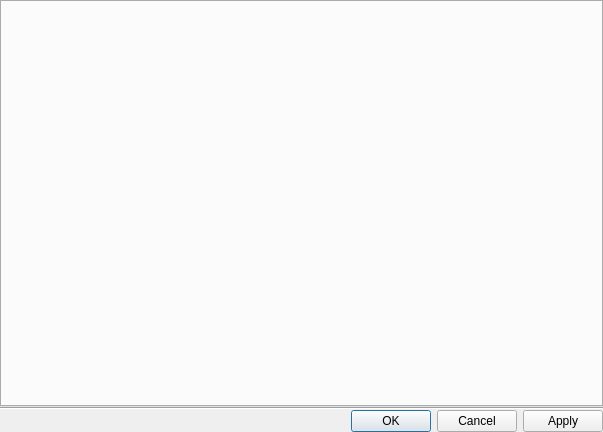
Above: client/src/ui/dialogs/system_administration_dialog.ui from networkoptix/nx_open before the change. Below: the same form after it.
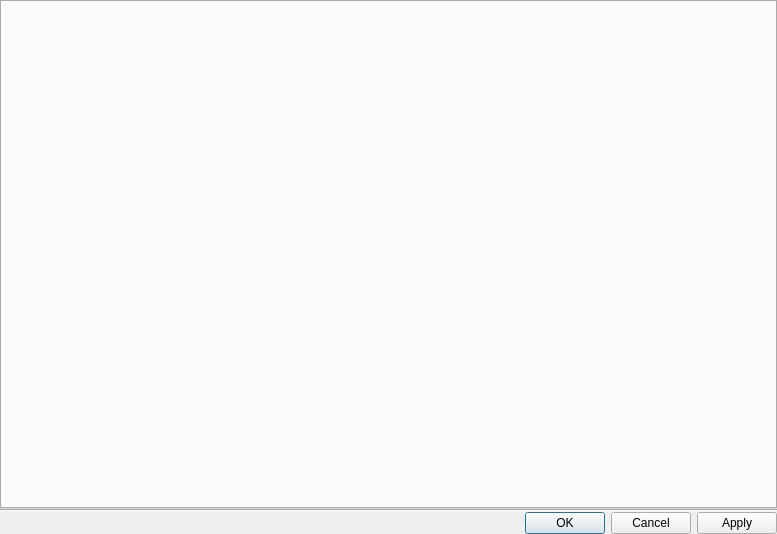
That is the form after the change.

Commit message:
VMS-2258: Disconnect system from the cloud - Demo scenarios
<==== Mercurial data ====>
Branch: dev_3.0.0_gui

Patch:
```diff
--- a/client/src/ui/dialogs/system_administration_dialog.ui
+++ b/client/src/ui/dialogs/system_administration_dialog.ui
@@ -6,8 +6,8 @@
    <rect>
     <x>0</x>
     <y>0</y>
-    <width>603</width>
-    <height>432</height>
+    <width>777</width>
+    <height>534</height>
    </rect>
   </property>
   <property name="windowTitle">
```
The commit also changes 1 other file.
